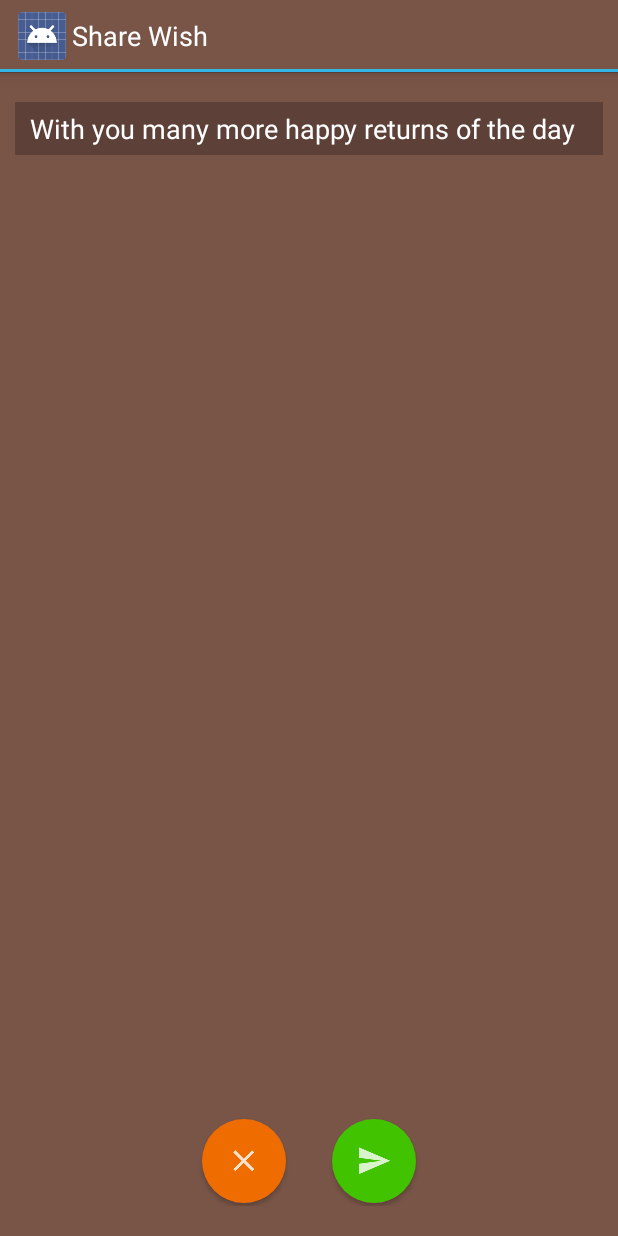
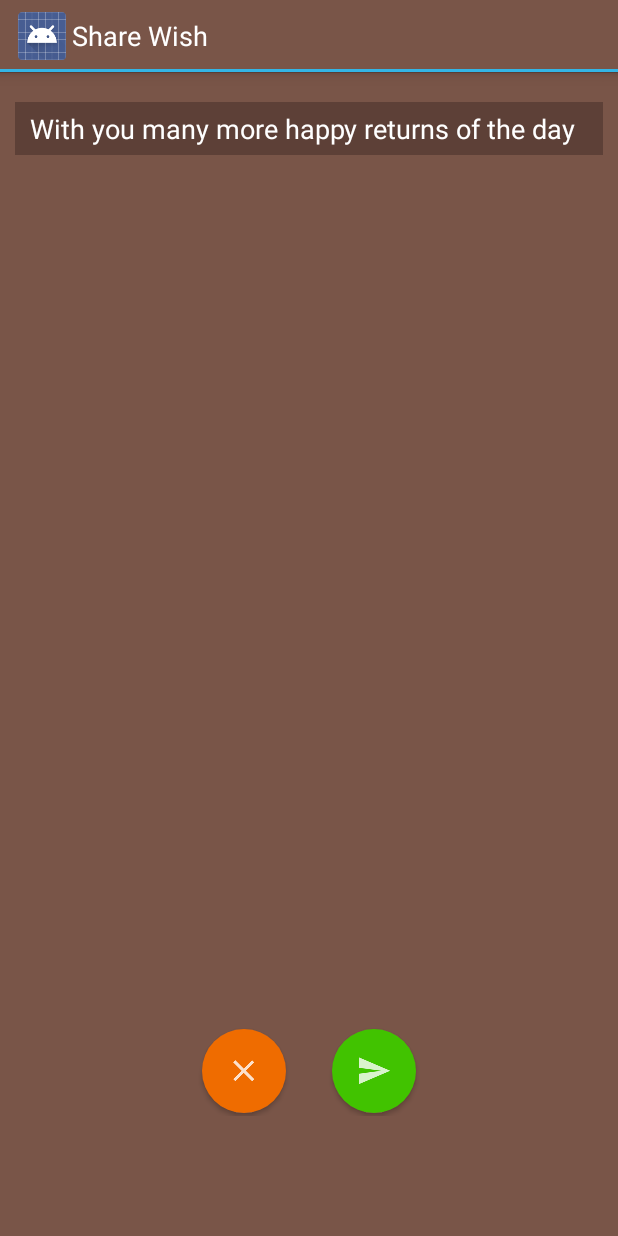
Before and after one commit to antandbuffalo/BirthdayReminder, an Android app: the ShareWish screen opened directly, with no data from a screen before it, on a phone screen of 412 x 824 dp. Run offline under Robolectric (Android 15) with nearby library versions, the phone set to English and light mode, and no system bars; our stand-ins replace AdMob; 2 statements that could not run were skipped.

Commit message:
adunit added in about, share wish screen

```diff
--- a/app/build.gradle
+++ b/app/build.gradle
@@ -9,8 +9,8 @@ android {
         applicationId "com.antandbuffalo.birthdayreminder"
         minSdkVersion 19
         targetSdkVersion 26
-        versionCode 32
-        versionName "2.4.4"
+        versionCode 33
+        versionName "2.5.0"
         multiDexEnabled true
     }
     buildTypes {
--- a/app/src/main/java/com/antandbuffalo/birthdayreminder/about/About.java
+++ b/app/src/main/java/com/antandbuffalo/birthdayreminder/about/About.java
@@ -10,6 +10,8 @@ import android.widget.TextView;
 import com.antandbuffalo.birthdayreminder.BuildConfig;
 import com.antandbuffalo.birthdayreminder.Constants;
 import com.antandbuffalo.birthdayreminder.R;
+import com.google.android.gms.ads.AdRequest;
+import com.google.android.gms.ads.AdView;
 
 public class About extends Activity {
 
@@ -20,6 +22,10 @@ public class About extends Activity {
 
         TextView version = (TextView)findViewById(R.id.version);
         version.setText("Version " + BuildConfig.VERSION_NAME + " (" + BuildConfig.VERSION_CODE + ")");
+
+        AdView mAdView = this.findViewById(R.id.adView);
+        AdRequest adRequest = new AdRequest.Builder().build();
+        mAdView.loadAd(adRequest);
 
         Button contactUs = (Button)findViewById(R.id.contactUs);
         contactUs.setOnClickListener(new View.OnClickListener() {
--- a/app/src/main/java/com/antandbuffalo/birthdayreminder/sharewish/ShareWish.kt
+++ b/app/src/main/java/com/antandbuffalo/birthdayreminder/sharewish/ShareWish.kt
@@ -11,6 +11,8 @@ import com.antandbuffalo.birthdayreminder.Constants
 import com.antandbuffalo.birthdayreminder.DateOfBirth
 import com.antandbuffalo.birthdayreminder.R
 import com.antandbuffalo.birthdayreminder.Util
+import com.google.android.gms.ads.AdRequest
+import com.google.android.gms.ads.AdView
 
 class ShareWish : Activity() {
 
@@ -28,6 +30,10 @@ class ShareWish : Activity() {
 
         val btnCancel = findViewById<View>(R.id.cancel) as ImageButton
         btnCancel.setBackgroundResource(R.drawable.cancel_button)
+
+        val adView = findViewById (R.id.adView) as AdView;
+        val adRequest = AdRequest.Builder().build()
+        adView.loadAd(adRequest)
 
         btnSend.setOnClickListener(View.OnClickListener {
             //create the sharing intent
--- a/app/src/main/res/layout/add_new.xml
+++ b/app/src/main/res/layout/add_new.xml
@@ -4,7 +4,7 @@
     android:layout_height="match_parent" android:paddingLeft="@dimen/activity_horizontal_margin"
     android:paddingRight="@dimen/activity_horizontal_margin"
     android:paddingTop="@dimen/activity_vertical_margin"
-    android:paddingBottom="16dp"
+    android:paddingBottom="0dp"
     tools:context="com.antandbuffalo.birthdayreminder.addnew.AddNew">
 
     <EditText
--- a/app/src/main/res/layout/share_wish.xml
+++ b/app/src/main/res/layout/share_wish.xml
@@ -11,7 +11,7 @@
         android:layout_width="match_parent"
         android:layout_height="wrap_content"
         android:layout_alignParentBottom="true"
-        android:layout_marginBottom="20dp"
+        android:layout_marginBottom="80dp"
         android:layout_marginEnd="10dp"
         android:layout_marginStart="10dp"
         android:gravity="center"
@@ -75,4 +75,17 @@
         app:layout_constraintStart_toStartOf="parent"
         app:layout_constraintTop_toTopOf="parent" />
 
+    <com.google.android.gms.ads.AdView xmlns:ads="http://schemas.android.com/apk/res-auto"
+        android:id="@+id/adView"
+        android:layout_width="0dp"
+        android:layout_height="50dp"
+        android:layout_alignParentBottom="true"
+        android:layout_centerHorizontal="true"
+        android:background="#00D33636"
+        ads:adSize="BANNER"
+        ads:adUnitId="@string/ad_share_wish"
+        ads:layout_constraintBottom_toBottomOf="parent"
+        ads:layout_constraintEnd_toEndOf="parent"
+        ads:layout_constraintStart_toStartOf="parent"></com.google.android.gms.ads.AdView>
+
 </android.support.constraint.ConstraintLayout>
```
Also changed, not shown: app/src/main/res/layout/about.xml (+12 -1 lines), app/src/main/res/values/strings.xml (+19 -14 lines).
